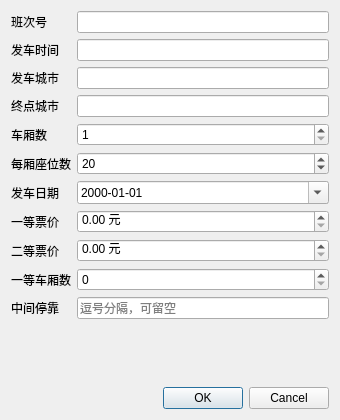
citrus-dot/QTrainTixSys, file addtraindialog.ui: the form before one commit.
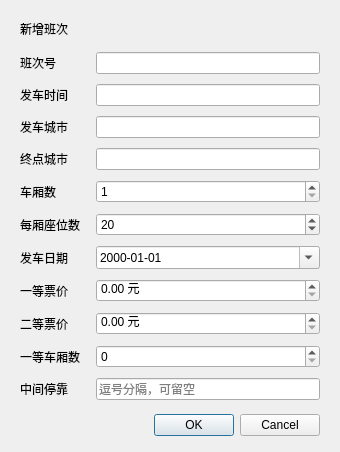
The form after the commit.

Diff of the .ui file:
```diff
--- a/addtraindialog.ui
+++ b/addtraindialog.ui
@@ -14,8 +14,39 @@
    <string>新增班次</string>
   </property>
   <layout class="QVBoxLayout" name="verticalLayout">
+   <property name="spacing">
+    <number>14</number>
+   </property>
+   <property name="leftMargin">
+    <number>20</number>
+   </property>
+   <property name="topMargin">
+    <number>20</number>
+   </property>
+   <property name="rightMargin">
+    <number>20</number>
+   </property>
+   <property name="bottomMargin">
+    <number>16</number>
+   </property>
+   <item>
+    <widget class="QLabel" name="titleLabel">
+     <property name="objectName">
+      <string>panelTitle</string>
+     </property>
+     <property name="text">
+      <string>新增班次</string>
+     </property>
+    </widget>
+   </item>
    <item>
     <layout class="QFormLayout" name="formLayout">
+     <property name="horizontalSpacing">
+      <number>16</number>
+     </property>
+     <property name="verticalSpacing">
+      <number>10</number>
+     </property>
      <item row="0" column="0">
       <widget class="QLabel" name="labelNo">
        <property name="text">
```
